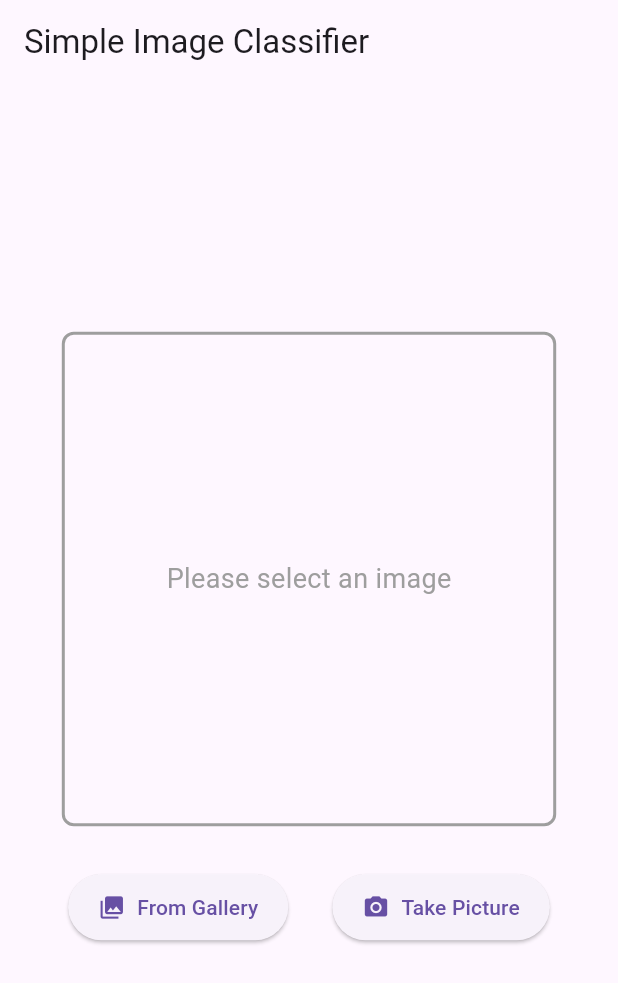
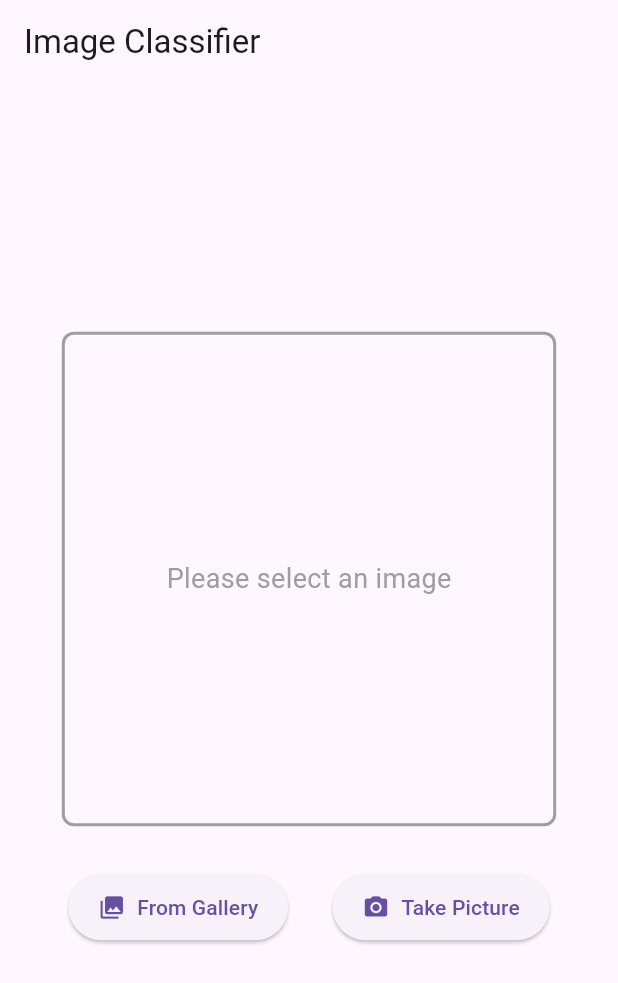
Before and after one commit to Abdallah-Allaham/My-Flutter-Projects, a Flutter app: the screen it shows after launch, on a phone screen of 412 x 824 dp. Shown: the top 983 px of the screen. Run offline on Flutter 3.47's test engine with Material 3 defaults, Android fonts, the phone set to English and light mode, and no system bars; our stand-ins replace image_picker, permission_handler; missing offline and left inert: google_mlkit_image_labeling.

Commit message:
delete package

```diff
--- a/classification_ml_image/lib/home_screen.dart
+++ b/classification_ml_image/lib/home_screen.dart
@@ -94,7 +94,7 @@ class _HomeScreenState extends State<HomeScreen> {
   @override
   Widget build(BuildContext context) {
     return Scaffold(
-      appBar: AppBar(title: const Text('Simple Image Classifier')),
+      appBar: AppBar(title: const Text('Image Classifier')),
       body: Center(
         child: SingleChildScrollView(
           padding: const EdgeInsets.all(16.0),
--- a/classification_ml_image/pubspec.yaml
+++ b/classification_ml_image/pubspec.yaml
@@ -36,7 +36,6 @@ dependencies:
   cupertino_icons: ^1.0.8
   image_picker: ^1.1.2
   permission_handler: ^12.0.0+1
-  google_mlkit_commons: ^0.11.0
   google_mlkit_image_labeling: ^0.14.1
   flutter_launcher_icons: ^0.14.3
 
```
Also changed, not shown: classification_ml_image/pubspec.lock.
